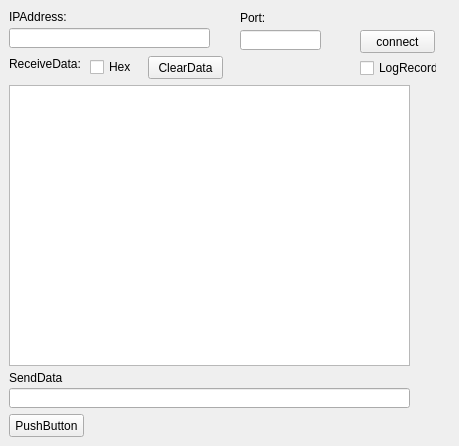
The window that client/clientwidget.ui (qtcore/Network_Debug_Assistant) describes before a commit, drawn with Qt 5.
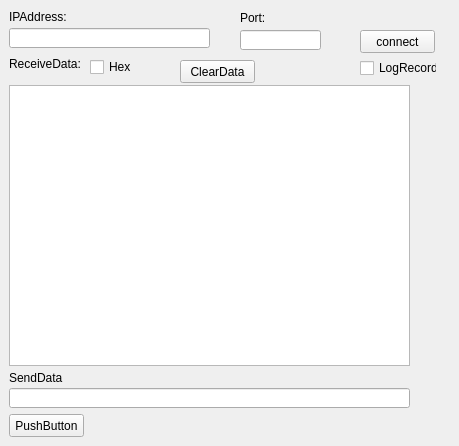
The same window after the commit.

Commit message: Add UI Interface Internationalized Translation

The edit to the form file:
```diff
--- a/client/clientwidget.ui
+++ b/client/clientwidget.ui
@@ -97,7 +97,7 @@
     <rect>
      <x>240</x>
      <y>10</y>
-     <width>30</width>
+     <width>71</width>
      <height>16</height>
     </rect>
    </property>
@@ -147,8 +147,8 @@
   <widget class="QPushButton" name="ClientDelpushButton">
    <property name="geometry">
     <rect>
-     <x>148</x>
-     <y>56</y>
+     <x>180</x>
+     <y>60</y>
      <width>75</width>
      <height>23</height>
     </rect>
@@ -162,7 +162,7 @@
     <rect>
      <x>90</x>
      <y>59</y>
-     <width>41</width>
+     <width>81</width>
      <height>16</height>
     </rect>
    </property>
```
The commit also changes 7 other files.
